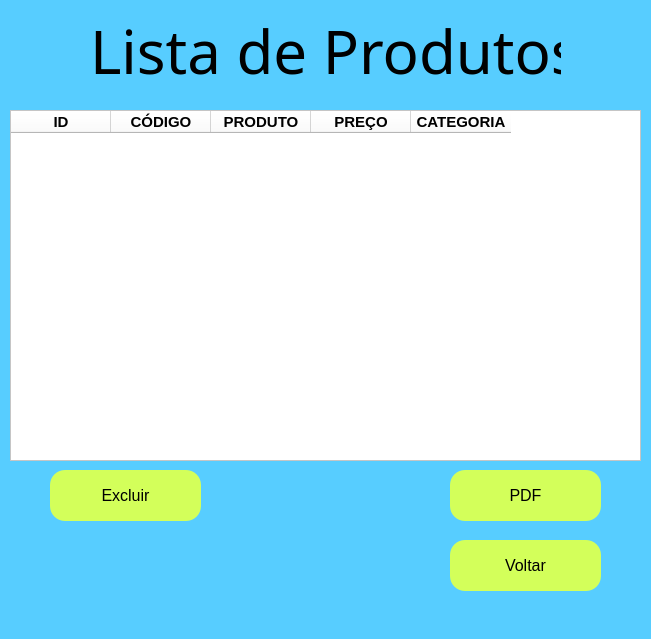
The window that lista_produtos.ui (ImpactPark/Cadastro_Produtos) describes before a commit, drawn with Qt 5.
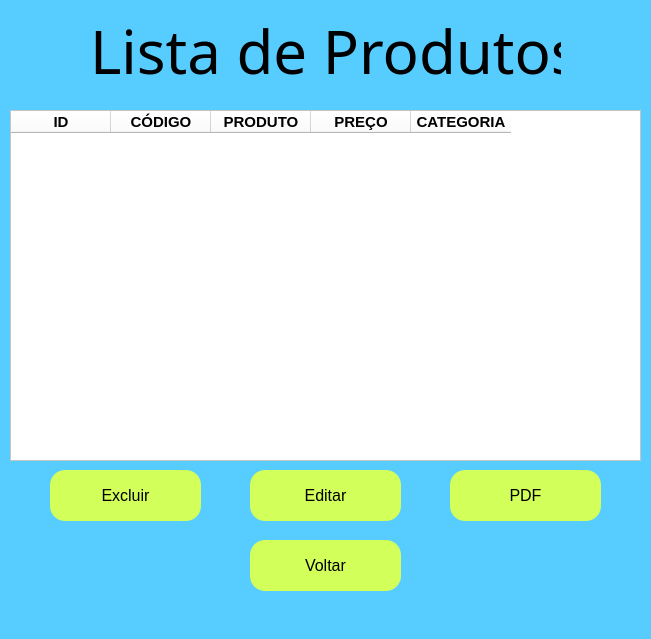
The same window after the commit.

What changed in the file:
```diff
--- a/lista_produtos.ui
+++ b/lista_produtos.ui
@@ -160,7 +160,7 @@
    <widget class="QPushButton" name="pushButton_3">
     <property name="geometry">
      <rect>
-      <x>450</x>
+      <x>250</x>
       <y>540</y>
       <width>151</width>
       <height>51</height>
@@ -213,6 +213,34 @@
      <string>Excluir</string>
     </property>
    </widget>
+   <widget class="QPushButton" name="pushButton_5">
+    <property name="geometry">
+     <rect>
+      <x>250</x>
+      <y>470</y>
+      <width>151</width>
+      <height>51</height>
+     </rect>
+    </property>
+    <property name="font">
+     <font>
+      <family>Microsoft YaHei UI</family>
+      <pointsize>12</pointsize>
+      <weight>50</weight>
+      <bold>false</bold>
+     </font>
+    </property>
+    <property name="styleSheet">
+     <string notr="true">background-color: rgb(211, 255, 90);
+border-color: rgb(0, 0, 0);
+border-radius: 15px;
+border-width: 2px;
+border-color: rgb(0, 0, 0);</string>
+    </property>
+    <property name="text">
+     <string>Editar</string>
+    </property>
+   </widget>
   </widget>
   <widget class="QMenuBar" name="menubar">
    <property name="geometry">
```
